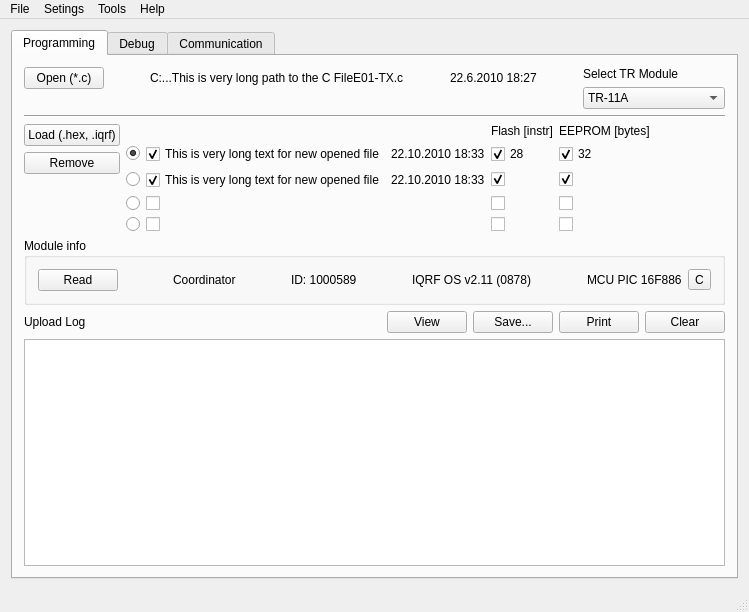
Old version of the form IDE/iqrf_ide/mainwindow.ui in the repository nandra/IDE.
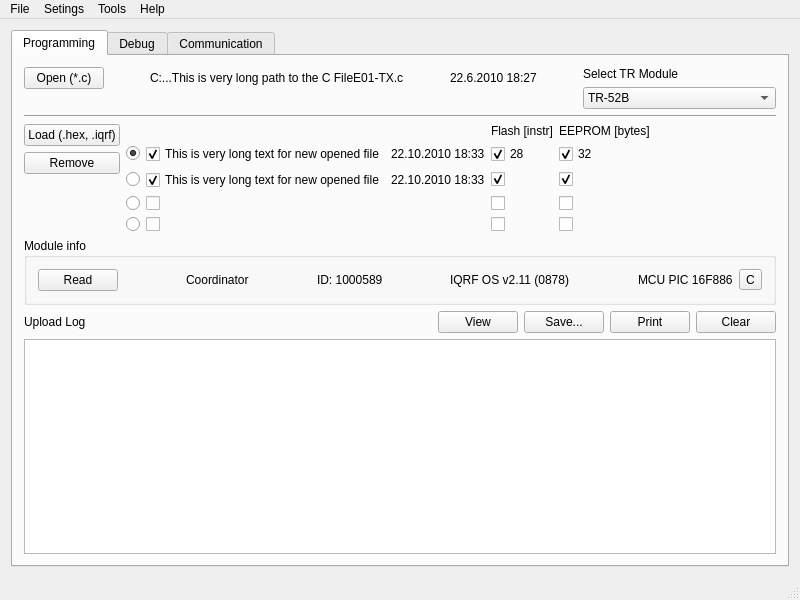
New version of the form.

Commit message: Adjust mainwindow size.

```diff
--- a/IDE/iqrf_ide/mainwindow.ui
+++ b/IDE/iqrf_ide/mainwindow.ui
@@ -6,8 +6,8 @@
    <rect>
     <x>0</x>
     <y>0</y>
-    <width>712</width>
-    <height>612</height>
+    <width>800</width>
+    <height>600</height>
    </rect>
   </property>
   <property name="sizePolicy">
@@ -117,6 +117,9 @@
             </item>
             <item>
              <widget class="QComboBox" name="trModuleBox">
+              <property name="currentIndex">
+               <number>4</number>
+              </property>
               <item>
                <property name="text">
                 <string>TR-11A</string>
@@ -901,7 +904,7 @@
     <rect>
      <x>0</x>
      <y>0</y>
-     <width>712</width>
+     <width>800</width>
      <height>20</height>
     </rect>
    </property>
```
The commit also changes 1 other file.
